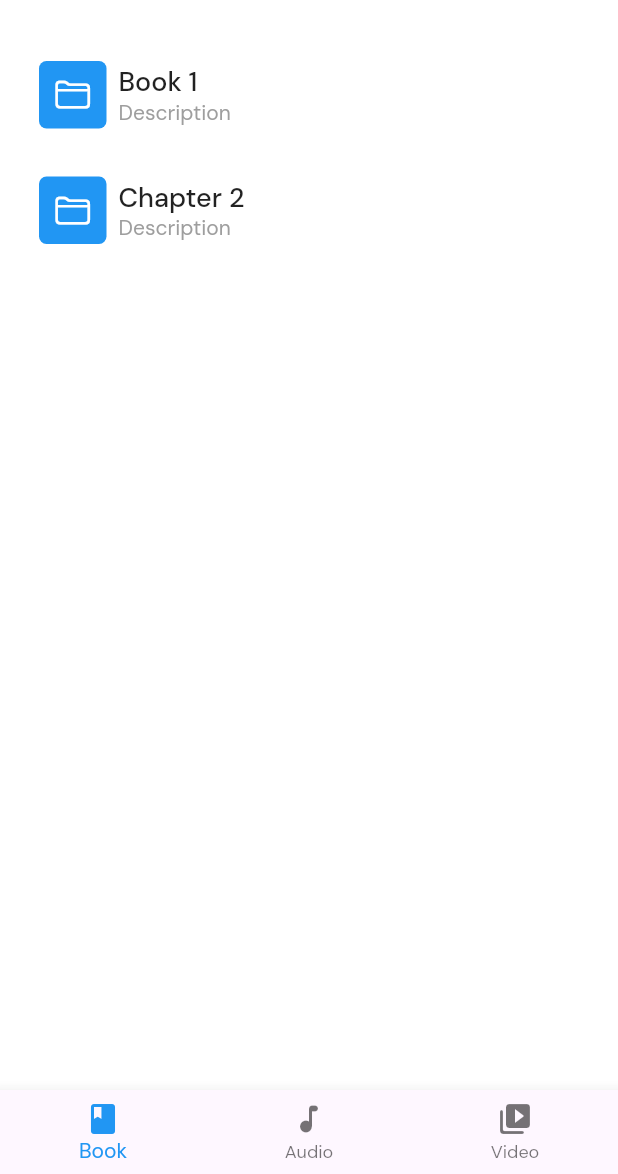
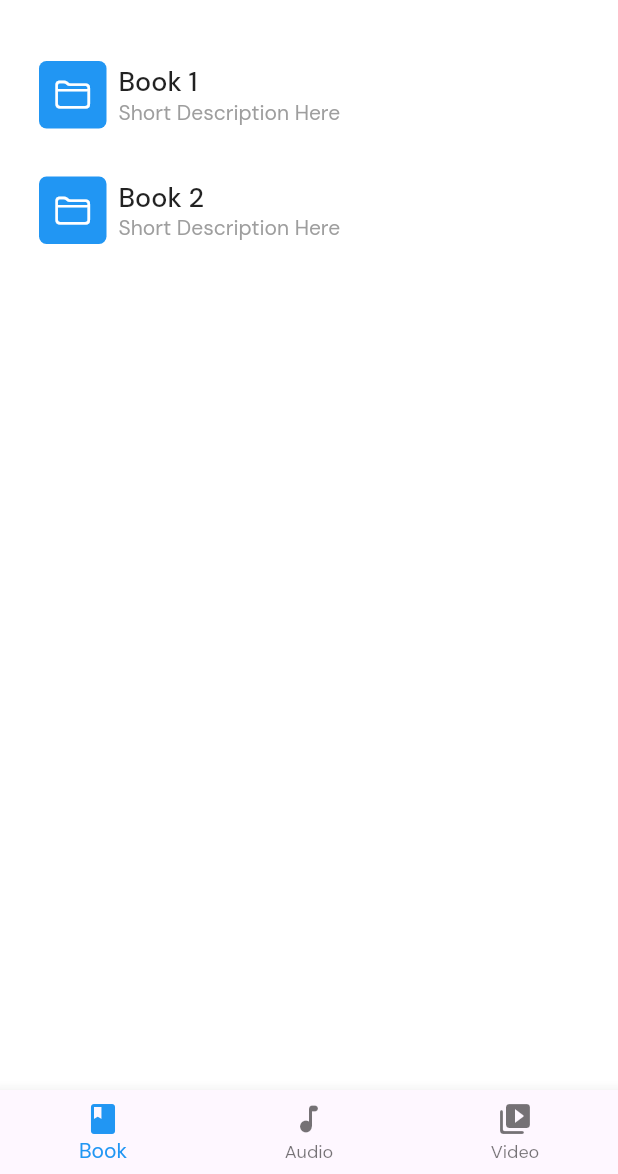
Before and after one commit to 4RSIM3R/flutter-pocket-book, a Flutter app: the HomePage screen opened by its route, on a phone screen of 412 x 824 dp, the part 62-1236 px from its top. Run offline on Flutter 3.47's test engine with Material 2 defaults, Android fonts, the phone set to English and light mode, and no system bars; our stand-ins replace audio_video_progress_bar, bloc, cached_network_image, community_material_icon, dio, flutter_bloc and 6 more; missing offline and left inert: flutter_cached_pdfview.

Commit message:
feat: fix wording

```diff
--- a/lib/presentation/layouts/home/home_book_layout.dart
+++ b/lib/presentation/layouts/home/home_book_layout.dart
@@ -57,7 +57,7 @@ class _HomeBookLayoutState extends State<HomeBookLayout> {
                       ),
                       SizedBox(width: 4),
                       Text(
-                        'Description',
+                        'Short Description Here',
                         style: TextStyle(fontSize: 14, color: Colors.grey),
                       ),
                     ],
@@ -100,12 +100,12 @@ class _HomeBookLayoutState extends State<HomeBookLayout> {
                     crossAxisAlignment: CrossAxisAlignment.start,
                     children: [
                       Text(
-                        'Chapter 2',
+                        'Book 2',
                         style: TextStyle(fontSize: 18, fontWeight: FontWeight.w500),
                       ),
                       SizedBox(width: 4),
                       Text(
-                        'Description',
+                        'Short Description Here',
                         style: TextStyle(fontSize: 14, color: Colors.grey),
                       ),
                     ],
--- a/lib/presentation/pages/book/list_book_page.dart
+++ b/lib/presentation/pages/book/list_book_page.dart
@@ -26,6 +26,7 @@ class ListBookPage extends StatelessWidget {
             ),
             const SizedBox(height: 12),
             Expanded(
+              child: SingleChildScrollView(
                 child: StaggeredGrid.count(
                   crossAxisCount: 4,
                   mainAxisSpacing: 8,
@@ -69,6 +70,7 @@ class ListBookPage extends StatelessWidget {
                       .toList(),
                 ),
               ),
+            ),
           ],
         ),
       ),
--- a/lib/presentation/pages/videos/detail_video_page.dart
+++ b/lib/presentation/pages/videos/detail_video_page.dart
@@ -137,7 +137,7 @@ class _DetailVideoPageState extends State<DetailVideoPage> {
                               const Column(
                                 crossAxisAlignment: CrossAxisAlignment.start,
                                 children: [
-                                  Text('English Lecture Team', style: TextStyle(fontWeight: FontWeight.w600)),
+                                  Text('Business Meeting course Team', style: TextStyle(fontWeight: FontWeight.w600)),
                                   Text('State Polytechnic Malang'),
                                 ],
                               )
```
Also changed, not shown: lib/presentation/components/domain/home/home_video_card.dart (+9 -3 lines), pubspec.lock. Lines whose indentation alone changed are shown as unchanged.
